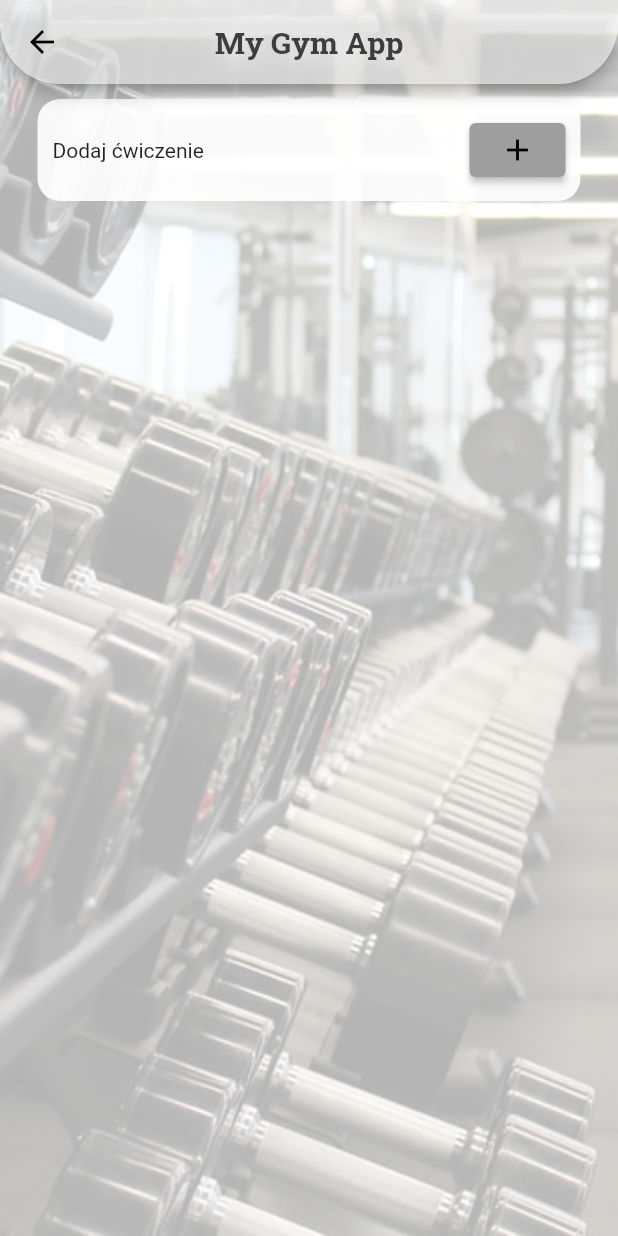
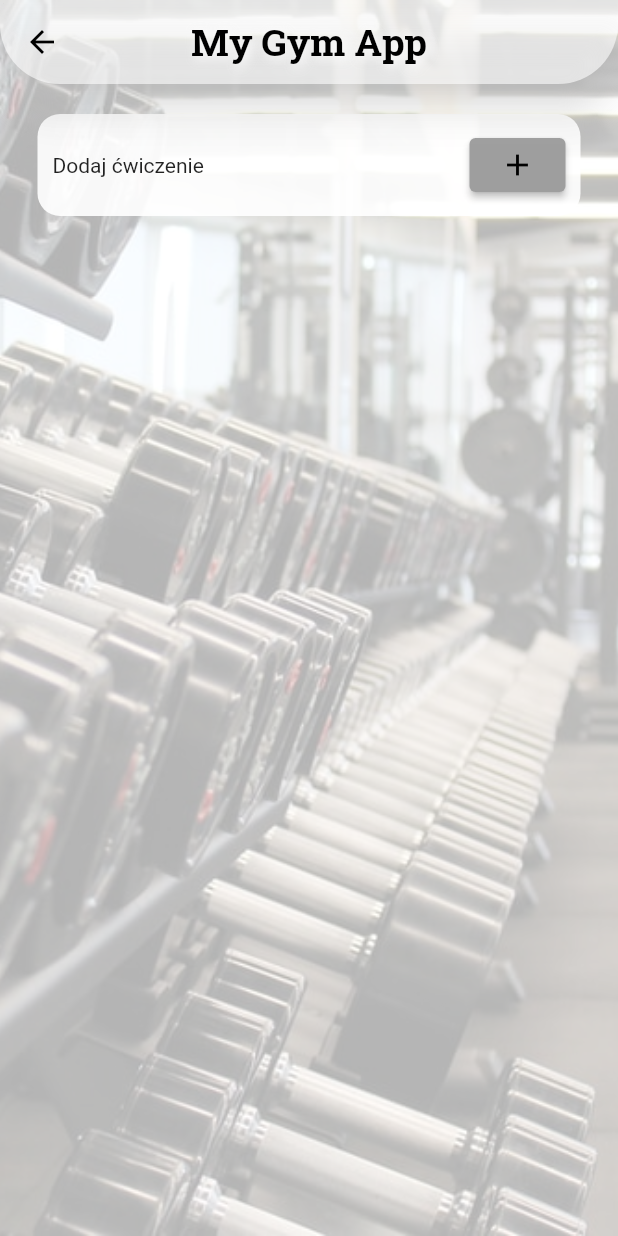
Before and after one commit to sebastiangirsza/my_gym_app, a Flutter app: the screen it shows once a user with an empty profile is signed in, item 2 of the bottom bar chosen, after a tap on "Twoje plany", on a phone screen of 412 x 824 dp. Run offline on Flutter 3.47's test engine with Material 2 defaults, Android fonts, the phone set to English and light mode, and no system bars; our stand-ins replace cloud_firestore, firebase_auth, firebase_core, google_fonts; accounts and stored records are empty.

Commit message:
Add AppBar shadows

```diff
--- a/lib/app/home/home_page.dart
+++ b/lib/app/home/home_page.dart
@@ -34,6 +34,8 @@ class _HomePageState extends State<HomePage> {
         child: Scaffold(
           backgroundColor: Colors.transparent,
           appBar: AppBar(
+            shadowColor: Colors.white,
+            elevation: 10,
             backgroundColor: Colors.white.withOpacity(0.6),
             centerTitle: true,
             shape: const RoundedRectangleBorder(
@@ -48,13 +50,13 @@ class _HomePageState extends State<HomePage> {
                 shadows: const <Shadow>[
                   Shadow(
                     offset: Offset(2, 2),
-                    blurRadius: 20.0,
+                    blurRadius: 8.0,
                     color: Colors.white,
                   ),
                 ],
-                fontSize: 20,
+                fontSize: 25,
                 fontWeight: FontWeight.bold,
-                color: const Color.fromARGB(255, 61, 61, 61),
+                color: Color.fromARGB(255, 0, 0, 0),
               ),
             ),
           ),
--- a/lib/app/home/plans/exercises_page_content.dart
+++ b/lib/app/home/plans/exercises_page_content.dart
@@ -54,6 +54,8 @@ class _ExercisesPageContentState extends State<ExercisesPageContent> {
             child: Scaffold(
               backgroundColor: Colors.transparent,
               appBar: AppBar(
+                shadowColor: Colors.white,
+                elevation: 10,
                 backgroundColor: Colors.white.withOpacity(0.6),
                 centerTitle: true,
                 shape: const RoundedRectangleBorder(
@@ -68,13 +70,13 @@ class _ExercisesPageContentState extends State<ExercisesPageContent> {
                     shadows: const <Shadow>[
                       Shadow(
                         offset: Offset(2, 2),
-                        blurRadius: 20.0,
+                        blurRadius: 8.0,
                         color: Colors.white,
                       ),
                     ],
-                    fontSize: 20,
+                    fontSize: 25,
                     fontWeight: FontWeight.bold,
-                    color: const Color.fromARGB(255, 61, 61, 61),
+                    color: Color.fromARGB(255, 0, 0, 0),
                   ),
                 ),
               ),
@@ -82,7 +84,7 @@ class _ExercisesPageContentState extends State<ExercisesPageContent> {
                 children: [
                   Padding(
                     padding: const EdgeInsets.only(
-                        top: 10.0, bottom: 10.0, left: 25, right: 25),
+                        top: 20.0, bottom: 10.0, left: 25, right: 25),
                     child: Container(
                         decoration: BoxDecoration(
                           borderRadius: BorderRadius.circular(15),
```
Also changed, not shown: lib/app/home/my_account/my_account_page_content.dart (+11 -1 lines), lib/app/home/plans/add_exercises_page_content.dart (+5 -3 lines).
